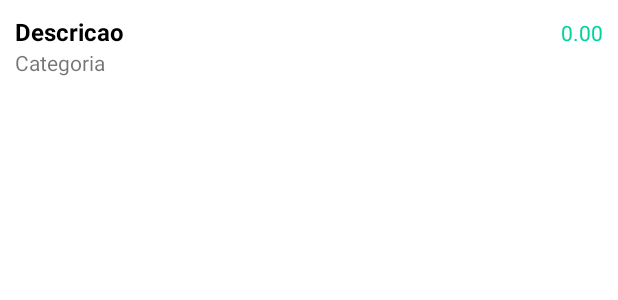
After one commit to AlexandreGLopes/Organizze, an Android app: the layout adapter_lista.xml on its own in the app's theme, with its tools: preview values and no code run, on a phone screen of 412 x 824 dp. The commit adds this screen. Shown: the top 300 px of the screen. Run offline under Robolectric (Android 15) with nearby library versions, the phone set to English and light mode, and no system bars.

Commit message:
listando movimentos

```diff
--- /dev/null
+++ b/app/src/main/res/layout/adapter_lista.xml
@@ -0,0 +1,40 @@
+<?xml version="1.0" encoding="utf-8"?>
+<LinearLayout xmlns:android="http://schemas.android.com/apk/res/android"
+    android:layout_width="match_parent"
+    android:layout_height="wrap_content"
+    android:layout_margin="10dp"
+    android:orientation="vertical">
+
+    <LinearLayout
+        android:layout_width="match_parent"
+        android:layout_height="wrap_content"
+        android:orientation="horizontal">
+
+        <TextView
+            android:id="@+id/textDescricao"
+            android:layout_width="wrap_content"
+            android:layout_height="wrap_content"
+            android:layout_weight="4"
+            android:gravity="left"
+            android:text="Descricao"
+            android:textColor="@color/black"
+            android:textSize="16sp"
+            android:textStyle="bold" />
+
+        <TextView
+            android:id="@+id/textValor"
+            android:layout_width="wrap_content"
+            android:layout_height="wrap_content"
+            android:layout_weight="1"
+            android:gravity="right"
+            android:text="0.00"
+            android:textColor="@color/colorAccentReceita" />
+    </LinearLayout>
+
+    <TextView
+        android:id="@+id/textCategoria"
+        android:layout_width="match_parent"
+        android:layout_height="wrap_content"
+        android:gravity="left"
+        android:text="Categoria" />
+</LinearLayout>
```
Also changed, not shown: app/src/main/java/com/cursoandroid/organizze/activity/PrincipalActivity.java (+84 -3 lines), app/src/main/java/com/cursoandroid/organizze/adapter/AdapterMovimentacoes.java (added, +73 -0 lines).
